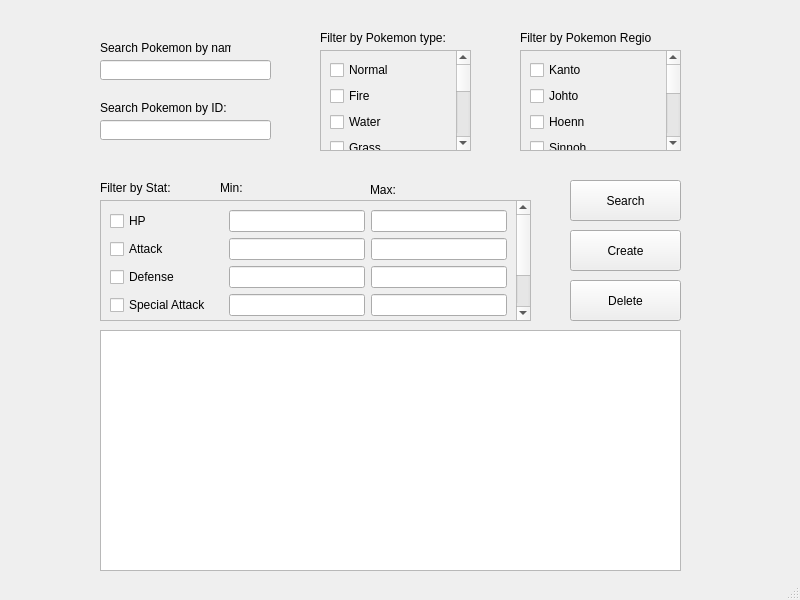
Above: UI/mainWindow.ui from NickHefel/Pokedex before the change. Below: the same form after it.
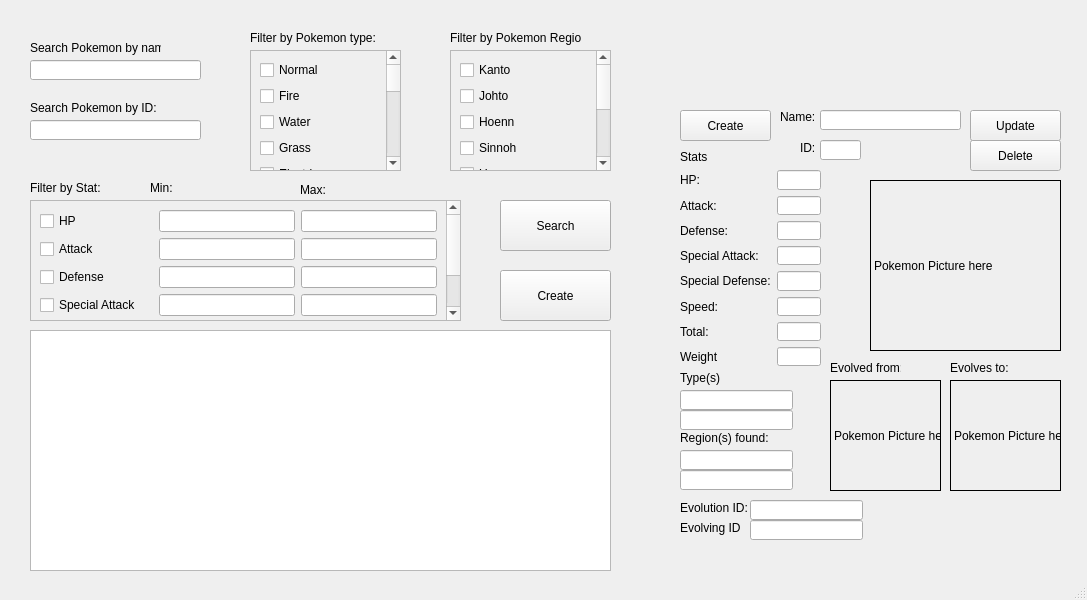
That is the form after the change.

Diff of the .ui file:
```diff
--- a/UI/mainWindow.ui
+++ b/UI/mainWindow.ui
@@ -6,7 +6,7 @@
    <rect>
     <x>0</x>
     <y>0</y>
-    <width>800</width>
+    <width>1087</width>
     <height>600</height>
    </rect>
   </property>
@@ -17,7 +17,7 @@
    <widget class="QLabel" name="label">
     <property name="geometry">
      <rect>
-      <x>100</x>
+      <x>30</x>
       <y>40</y>
       <width>131</width>
       <height>16</height>
@@ -30,7 +30,7 @@
    <widget class="QLabel" name="label_2">
     <property name="geometry">
      <rect>
-      <x>100</x>
+      <x>30</x>
       <y>100</y>
       <width>131</width>
       <height>16</height>
@@ -43,10 +43,10 @@
    <widget class="QScrollArea" name="typeScrollArea">
     <property name="geometry">
      <rect>
-      <x>320</x>
+      <x>250</x>
       <y>50</y>
       <width>151</width>
-      <height>101</height>
+      <height>121</height>
      </rect>
     </property>
     <property name="widgetResizable">
@@ -194,10 +194,10 @@
    <widget class="QScrollArea" name="regionScrollArea">
     <property name="geometry">
      <rect>
-      <x>520</x>
+      <x>450</x>
       <y>50</y>
       <width>161</width>
-      <height>101</height>
+      <height>121</height>
      </rect>
     </property>
     <property name="widgetResizable">
@@ -207,7 +207,7 @@
      <property name="geometry">
       <rect>
        <x>0</x>
-       <y>0</y>
+       <y>-3</y>
        <width>142</width>
        <height>228</height>
       </rect>
@@ -282,7 +282,7 @@
    <widget class="QLabel" name="label_3">
     <property name="geometry">
      <rect>
-      <x>320</x>
+      <x>250</x>
       <y>30</y>
       <width>131</width>
       <height>16</height>
@@ -295,7 +295,7 @@
    <widget class="QLabel" name="label_4">
     <property name="geometry">
      <rect>
-      <x>520</x>
+      <x>450</x>
       <y>30</y>
       <width>131</width>
       <height>16</height>
@@ -308,7 +308,7 @@
    <widget class="QScrollArea" name="statScrollArea">
     <property name="geometry">
      <rect>
-      <x>100</x>
+      <x>30</x>
       <y>200</y>
       <width>431</width>
       <height>121</height>
@@ -411,7 +411,7 @@
    <widget class="QLineEdit" name="nameSearchLineEdit">
     <property name="geometry">
      <rect>
-      <x>100</x>
+      <x>30</x>
       <y>60</y>
       <width>171</width>
       <height>20</height>
@@ -421,7 +421,7 @@
    <widget class="QLineEdit" name="idSearchLineEdit">
     <property name="geometry">
      <rect>
-      <x>100</x>
+      <x>30</x>
       <y>120</y>
       <width>171</width>
       <height>20</height>
@@ -431,7 +431,7 @@
    <widget class="QLabel" name="label_5">
     <property name="geometry">
      <rect>
-      <x>100</x>
+      <x>30</x>
       <y>180</y>
       <width>81</width>
       <height>16</height>
@@ -444,7 +444,7 @@
    <widget class="QLabel" name="label_6">
     <property name="geometry">
      <rect>
-      <x>220</x>
+      <x>150</x>
       <y>180</y>
       <width>81</width>
       <height>16</height>
@@ -457,7 +457,7 @@
    <widget class="QLabel" name="label_7">
     <property name="geometry">
      <rect>
-      <x>370</x>
+      <x>300</x>
       <y>180</y>
       <width>81</width>
       <height>20</height>
@@ -470,10 +470,10 @@
    <widget class="QPushButton" name="pushButton">
     <property name="geometry">
      <rect>
-      <x>570</x>
-      <y>180</y>
+      <x>500</x>
+      <y>200</y>
       <width>111</width>
-      <height>41</height>
+      <height>51</height>
      </rect>
     </property>
     <property name="text">
@@ -483,10 +483,10 @@
    <widget class="QPushButton" name="createButton">
     <property name="geometry">
      <rect>
-      <x>570</x>
-      <y>230</y>
+      <x>500</x>
+      <y>270</y>
       <width>111</width>
-      <height>41</height>
+      <height>51</height>
      </rect>
     </property>
     <property name="text">
@@ -499,7 +499,7 @@
     </property>
     <property name="geometry">
      <rect>
-      <x>100</x>
+      <x>30</x>
       <y>330</y>
       <width>581</width>
       <height>241</height>
@@ -509,19 +509,382 @@
      <set>QAbstractItemView::NoEditTriggers</set>
     </property>
    </widget>
-   <widget class="QPushButton" name="deleteButton">
+   <widget class="QLineEdit" name="type2LineEdit">
     <property name="geometry">
      <rect>
-      <x>570</x>
-      <y>280</y>
+      <x>680</x>
+      <y>410</y>
+      <width>113</width>
+      <height>20</height>
+     </rect>
+    </property>
+   </widget>
+   <widget class="QLabel" name="evolvesFromPictureLabel">
+    <property name="geometry">
+     <rect>
+      <x>950</x>
+      <y>380</y>
       <width>111</width>
-      <height>41</height>
+      <height>111</height>
+     </rect>
+    </property>
+    <property name="frameShape">
+     <enum>QFrame::Box</enum>
+    </property>
+    <property name="text">
+     <string>Pokemon Picture here</string>
+    </property>
+   </widget>
+   <widget class="QLabel" name="label_12">
+    <property name="geometry">
+     <rect>
+      <x>830</x>
+      <y>360</y>
+      <width>71</width>
+      <height>16</height>
+     </rect>
+    </property>
+    <property name="text">
+     <string>Evolved from:</string>
+    </property>
+   </widget>
+   <widget class="QLineEdit" name="regionLineEdit">
+    <property name="geometry">
+     <rect>
+      <x>680</x>
+      <y>450</y>
+      <width>113</width>
+      <height>20</height>
+     </rect>
+    </property>
+   </widget>
+   <widget class="QPushButton" name="createPokemonButton">
+    <property name="geometry">
+     <rect>
+      <x>680</x>
+      <y>110</y>
+      <width>91</width>
+      <height>31</height>
+     </rect>
+    </property>
+    <property name="text">
+     <string>Create</string>
+    </property>
+   </widget>
+   <widget class="QLineEdit" name="region2LineEdit">
+    <property name="geometry">
+     <rect>
+      <x>680</x>
+      <y>470</y>
+      <width>113</width>
+      <height>20</height>
+     </rect>
+    </property>
+   </widget>
+   <widget class="QPushButton" name="deletePokemonButton">
+    <property name="geometry">
+     <rect>
+      <x>970</x>
+      <y>140</y>
+      <width>91</width>
+      <height>31</height>
      </rect>
     </property>
     <property name="text">
      <string>Delete</string>
     </property>
    </widget>
+   <widget class="QLineEdit" name="type1LineEdit">
+    <property name="geometry">
+     <rect>
+      <x>680</x>
+      <y>390</y>
+      <width>113</width>
+      <height>20</height>
+     </rect>
+    </property>
+   </widget>
+   <widget class="QLabel" name="label_10">
+    <property name="geometry">
+     <rect>
+      <x>680</x>
+      <y>370</y>
+      <width>91</width>
+      <height>16</height>
+     </rect>
+    </property>
+    <property name="text">
+     <string>Type(s)</string>
+    </property>
+   </widget>
+   <widget class="QLabel" name="label_15">
+    <property name="geometry">
+     <rect>
+      <x>800</x>
+      <y>140</y>
+      <width>21</width>
+      <height>16</height>
+     </rect>
+    </property>
+    <property name="text">
+     <string>ID:</string>
+    </property>
+   </widget>
+   <widget class="QLabel" name="label_8">
+    <property name="geometry">
+     <rect>
+      <x>680</x>
+      <y>150</y>
+      <width>47</width>
+      <height>14</height>
+     </rect>
+    </property>
+    <property name="text">
+     <string>Stats</string>
+    </property>
+   </widget>
+   <widget class="QWidget" name="gridLayoutWidget">
+    <property name="geometry">
+     <rect>
+      <x>680</x>
+      <y>170</y>
+      <width>141</width>
+      <height>196</height>
+     </rect>
+    </property>
+    <layout class="QGridLayout" name="gridLayout_2">
+     <item row="6" column="0">
+      <widget class="QLabel" name="label_9">
+       <property name="text">
+        <string>Total:</string>
+       </property>
+      </widget>
+     </item>
+     <item row="5" column="0">
+      <widget class="QLabel" name="label_11">
+       <property name="text">
+        <string>Speed:</string>
+       </property>
+      </widget>
+     </item>
+     <item row="1" column="0">
+      <widget class="QLabel" name="label_13">
+       <property name="text">
+        <string>Attack:</string>
+       </property>
+      </widget>
+     </item>
+     <item row="4" column="0">
+      <widget class="QLabel" name="label_14">
+       <property name="text">
+        <string>Special Defense:</string>
+       </property>
+      </widget>
+     </item>
+     <item row="0" column="0">
+      <widget class="QLabel" name="label_16">
+       <property name="text">
+        <string>HP:</string>
+       </property>
+      </widget>
+     </item>
+     <item row="3" column="0">
+      <widget class="QLabel" name="label_17">
+       <property name="text">
+        <string>Special Attack:</string>
+       </property>
+      </widget>
+     </item>
+     <item row="2" column="0">
+      <widget class="QLabel" name="label_18">
+       <property name="text">
+        <string>Defense:</string>
+       </property>
+      </widget>
+     </item>
+     <item row="7" column="0">
+      <widget class="QLabel" name="label_19">
+       <property name="text">
+        <string>Weight</string>
+       </property>
+      </widget>
+     </item>
+     <item row="0" column="1">
+      <widget class="QLineEdit" name="hpLabel"/>
+     </item>
+     <item row="1" column="1">
+      <widget class="QLineEdit" name="attackLabel"/>
+     </item>
+     <item row="2" column="1">
+      <widget class="QLineEdit" name="defenseLabel"/>
+     </item>
+     <item row="3" column="1">
+      <widget class="QLineEdit" name="specialAttackLabel"/>
+     </item>
+     <item row="4" column="1">
+      <widget class="QLineEdit" name="specialDefenseLabel"/>
+     </item>
+     <item row="5" column="1">
+      <widget class="QLineEdit" name="speedLabel"/>
+     </item>
+     <item row="6" column="1">
+      <widget class="QLineEdit" name="totalLabel"/>
+     </item>
+     <item row="7" column="1">
+      <widget class="QLineEdit" name="weightLabel"/>
+     </item>
+    </layout>
+   </widget>
+   <widget class="QLineEdit" name="idLabel">
+    <property name="geometry">
+     <rect>
+      <x>820</x>
+      <y>140</y>
+      <width>41</width>
+      <height>20</height>
+     </rect>
+    </property>
+   </widget>
+   <widget class="QLabel" name="label_20">
+    <property name="geometry">
+     <rect>
+      <x>950</x>
+      <y>360</y>
+      <width>71</width>
+      <height>16</height>
+     </rect>
+    </property>
+    <property name="text">
+     <string>Evolves to:</string>
+    </property>
+   </widget>
+   <widget class="QLabel" name="label_21">
+    <property name="geometry">
+     <rect>
+      <x>780</x>
+      <y>110</y>
+      <width>47</width>
+      <height>14</height>
+     </rect>
+    </property>
+    <property name="text">
+     <string>Name:</string>
+    </property>
+   </widget>
+   <widget class="QLabel" name="label_22">
+    <property name="geometry">
+     <rect>
+      <x>680</x>
+      <y>430</y>
+      <width>91</width>
+      <height>16</height>
+     </rect>
+    </property>
+    <property name="text">
+     <string>Region(s) found:</string>
+    </property>
+   </widget>
+   <widget class="QLineEdit" name="pokemonNameLabel">
+    <property name="geometry">
+     <rect>
+      <x>820</x>
+      <y>110</y>
+      <width>141</width>
+      <height>20</height>
+     </rect>
+    </property>
+   </widget>
+   <widget class="QLabel" name="pokemonPictureLabel">
+    <property name="geometry">
+     <rect>
+      <x>870</x>
+      <y>180</y>
+      <width>191</width>
+      <height>171</height>
+     </rect>
+    </property>
+    <property name="frameShape">
+     <enum>QFrame::Box</enum>
+    </property>
+    <property name="text">
+     <string>Pokemon Picture here</string>
+    </property>
+   </widget>
+   <widget class="QPushButton" name="updateButton">
+    <property name="geometry">
+     <rect>
+      <x>970</x>
+      <y>110</y>
+      <width>91</width>
+      <height>31</height>
+     </rect>
+    </property>
+    <property name="text">
+     <string>Update</string>
+    </property>
+   </widget>
+   <widget class="QLabel" name="evolvesToPictureLabel">
+    <property name="geometry">
+     <rect>
+      <x>830</x>
+      <y>380</y>
+      <width>111</width>
+      <height>111</height>
+     </rect>
+    </property>
+    <property name="frameShape">
+     <enum>QFrame::Box</enum>
+    </property>
+    <property name="text">
+     <string>Pokemon Picture here</string>
+    </property>
+   </widget>
+   <widget class="QLabel" name="label_23">
+    <property name="geometry">
+     <rect>
+      <x>680</x>
+      <y>500</y>
+      <width>71</width>
+      <height>16</height>
+     </rect>
+    </property>
+    <property name="text">
+     <string>Evolution ID:</string>
+    </property>
+   </widget>
+   <widget class="QLabel" name="label_24">
+    <property name="geometry">
+     <rect>
+      <x>680</x>
+      <y>520</y>
+      <width>61</width>
+      <height>16</height>
+     </rect>
+    </property>
+    <property name="text">
+     <string>Evolving ID:</string>
+    </property>
+   </widget>
+   <widget class="QLineEdit" name="evolutionIDLabel">
+    <property name="geometry">
+     <rect>
+      <x>750</x>
+      <y>500</y>
+      <width>113</width>
+      <height>20</height>
+     </rect>
+    </property>
+   </widget>
+   <widget class="QLineEdit" name="evolvingIDLabel">
+    <property name="geometry">
+     <rect>
+      <x>750</x>
+      <y>520</y>
+      <width>113</width>
+      <height>20</height>
+     </rect>
+    </property>
+   </widget>
   </widget>
   <widget class="QStatusBar" name="statusbar"/>
  </widget>
```
